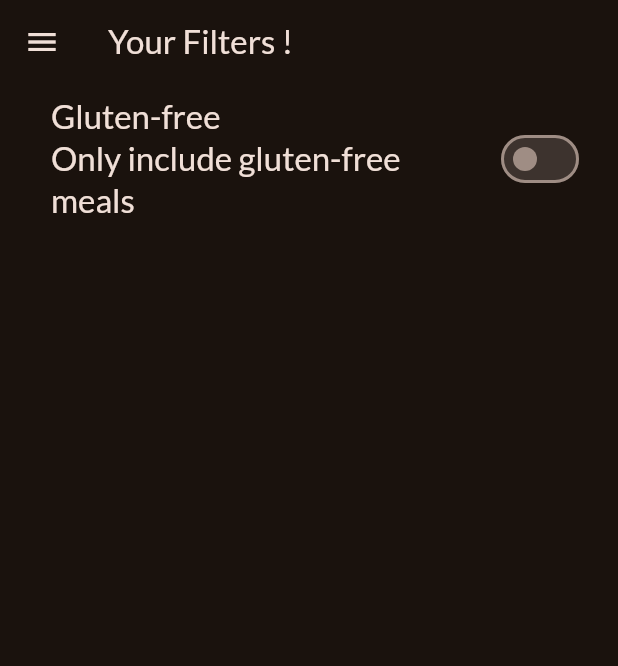
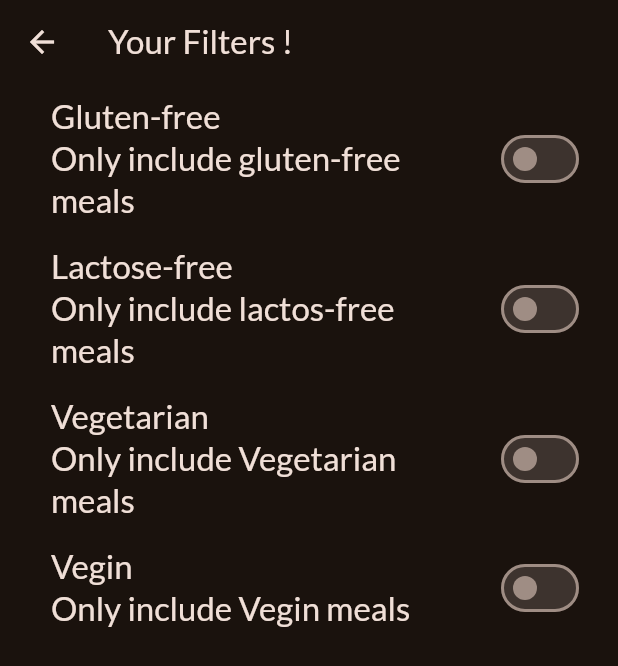
Before and after one commit to Roshan9760/Flutter-Learning-Module-4, a Flutter app: the FilterScreen screen opened directly, on a phone screen of 412 x 824 dp. Shown: the top 666 px of the screen. Run offline on Flutter 3.47's test engine with Material 3 defaults, Android fonts, the phone set to English and light mode, and no system bars; our stand-ins replace google_fonts, transparent_image.

Commit message:
passing data from filter to tabs through popscope widget

```diff
--- a/lib/screens/filters.dart
+++ b/lib/screens/filters.dart
@@ -1,6 +1,11 @@
 import 'package:flutter/material.dart';
-import 'package:mealsapp/screens/tabs.dart';
-import 'package:mealsapp/widgets/main_drawer.dart';
+
+enum Filters {
+  glutenFree,
+  lastoseFree,
+  vegetarian,
+  vegan,
+}
 
 class FilterScreen extends StatefulWidget {
   @override
@@ -12,6 +17,9 @@ class FilterScreen extends StatefulWidget {
 
 class _FilterScreenState extends State<FilterScreen> {
   var _glutenFreeFilterSet = false;
+  var _lactoseFreeFilterSet = false;
+  var _vegetarianFreeFilterSet = false;
+  var _veganFreeFilterSet = false;
   @override
   Widget build(BuildContext context) {
     // TODO: implement build
@@ -19,14 +27,19 @@ class _FilterScreenState extends State<FilterScreen> {
       appBar: AppBar(
         title: const Text('Your Filters !'),
       ),
-      drawer: MainDrawer(onSelectScreen: (identifier) {
-        Navigator.of(context).pop();
-        if (identifier == 'meals') {
-          Navigator.of(context)
-              .pushReplacement(MaterialPageRoute(builder: (ctx) => TabsScreen()));
-        }
-      }),
-      body: Column(
+      body: PopScope(
+        canPop: false,
+        onPopInvokedWithResult: (bool didPop, dynamic result) {
+          if (didPop) return;
+          Navigator.of(context).pop({
+            Filters.glutenFree: _glutenFreeFilterSet,
+            Filters.lastoseFree: _lactoseFreeFilterSet,
+            Filters.vegetarian: _vegetarianFreeFilterSet,
+            Filters.vegan: _veganFreeFilterSet,
+          });
+
+        },
+        child: Column(
           children: [
             SwitchListTile(
               value: _glutenFreeFilterSet,
@@ -37,22 +50,79 @@ class _FilterScreenState extends State<FilterScreen> {
               },
               title: Text(
                 'Gluten-free',
-              style: Theme.of(context)
-                  .textTheme
-                  .titleLarge!
-                  .copyWith(color: Theme.of(context).colorScheme.onBackground),
+                style: Theme.of(context).textTheme.titleLarge!.copyWith(
+                    color: Theme.of(context).colorScheme.onBackground),
               ),
               subtitle: Text(
                 'Only include gluten-free meals',
-              style: Theme.of(context)
-                  .textTheme
-                  .titleLarge!
-                  .copyWith(color: Theme.of(context).colorScheme.onBackground),
+                style: Theme.of(context).textTheme.titleLarge!.copyWith(
+                    color: Theme.of(context).colorScheme.onBackground),
               ),
               activeColor: Theme.of(context).colorScheme.tertiary,
               contentPadding: EdgeInsets.only(left: 34, right: 22),
-          )
+            ),
+            SwitchListTile(
+              value: _lactoseFreeFilterSet,
+              onChanged: (isChecked) {
+                setState(() {
+                  _lactoseFreeFilterSet = isChecked;
+                });
+              },
+              title: Text(
+                'Lactose-free',
+                style: Theme.of(context).textTheme.titleLarge!.copyWith(
+                    color: Theme.of(context).colorScheme.onBackground),
+              ),
+              subtitle: Text(
+                'Only include lactos-free meals',
+                style: Theme.of(context).textTheme.titleLarge!.copyWith(
+                    color: Theme.of(context).colorScheme.onBackground),
+              ),
+              activeColor: Theme.of(context).colorScheme.tertiary,
+              contentPadding: EdgeInsets.only(left: 34, right: 22),
+            ),
+            SwitchListTile(
+              value: _vegetarianFreeFilterSet,
+              onChanged: (isChecked) {
+                setState(() {
+                  _vegetarianFreeFilterSet = isChecked;
+                });
+              },
+              title: Text(
+                'Vegetarian',
+                style: Theme.of(context).textTheme.titleLarge!.copyWith(
+                    color: Theme.of(context).colorScheme.onBackground),
+              ),
+              subtitle: Text(
+                'Only include Vegetarian meals',
+                style: Theme.of(context).textTheme.titleLarge!.copyWith(
+                    color: Theme.of(context).colorScheme.onBackground),
+              ),
+              activeColor: Theme.of(context).colorScheme.tertiary,
+              contentPadding: EdgeInsets.only(left: 34, right: 22),
+            ),
+            SwitchListTile(
+              value: _veganFreeFilterSet,
+              onChanged: (isChecked) {
+                setState(() {
+                  _veganFreeFilterSet = isChecked;
+                });
+              },
+              title: Text(
+                'Vegin',
+                style: Theme.of(context).textTheme.titleLarge!.copyWith(
+                    color: Theme.of(context).colorScheme.onBackground),
+              ),
+              subtitle: Text(
+                'Only include Vegin meals',
+                style: Theme.of(context).textTheme.titleLarge!.copyWith(
+                    color: Theme.of(context).colorScheme.onBackground),
+              ),
+              activeColor: Theme.of(context).colorScheme.tertiary,
+              contentPadding: EdgeInsets.only(left: 34, right: 22),
+            ),
           ],
+        ),
       ),
     );
   }
--- a/lib/widgets/main_drawer.dart
+++ b/lib/widgets/main_drawer.dart
@@ -49,7 +49,7 @@ class MainDrawer extends StatelessWidget {
                   color: Theme.of(context).colorScheme.primary, fontSize: 24),
             ),
             onTap: () {
-              onSelectScreen('Meals');
+              onSelectScreen('meals');
             },
           ),
           ListTile(
```
Also changed, not shown: lib/screens/tabs.dart (+5 -3 lines). Lines whose indentation alone changed are shown as unchanged.
